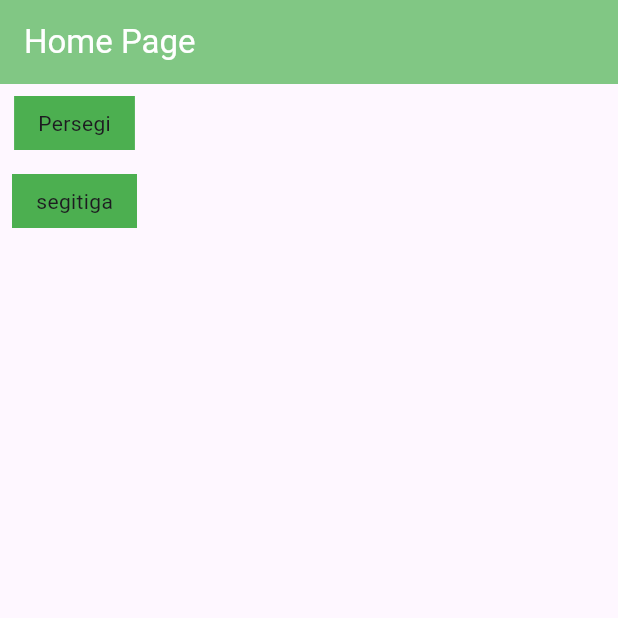
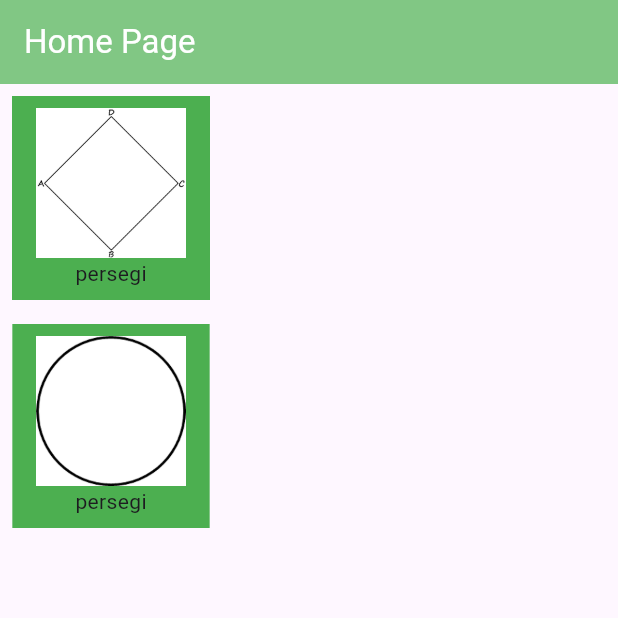
Before and after one commit to hamidhanalauddin/hamidhan, a Flutter app: the screen it shows after launch, on a phone screen of 412 x 824 dp, the top half of it. Run offline on Flutter 3.47's test engine with Material 2 defaults, Android fonts, the light colour scheme and no system bars.

Commit message:
custom component

```diff
--- a/lib/pages/home_pages.dart
+++ b/lib/pages/home_pages.dart
@@ -11,28 +11,42 @@ class Homepage extends StatelessWidget {
           title: Text(
             "Home Page",
             style: TextStyle(color: Colors.white),
-
           )),
       body: Column(
         children: [
-    Container(
-        margin: EdgeInsets.all(8),
-    padding: EdgeInsets.symmetric(vertical: 8, horizontal: 16),
-    decoration: BoxDecoration(
-    color: Colors.green
-    ),
-    child: Text("Persegi"),
-    ),
-      Container(
-        margin: EdgeInsets.all(8),
-        padding: EdgeInsets.symmetric(vertical: 8, horizontal: 16),
-        decoration: BoxDecoration(
-            color: Colors.green
-        ),
-        child: Text("segitiga"),
-    ),
+          coustemmenu(imageAssets: "asset/belah2.png", title: "persegi"),
+          coustemmenu(imageAssets: "asset/lingkaran.png", title: "persegi"),
         ],
       ),
     );
   }
 }
+
+class coustemmenu extends StatelessWidget {
+  const coustemmenu({
+    super.key,
+    required this.imageAssets,
+    required this.title,
+  });
+
+  final String imageAssets;
+  final String title;
+
+  @override
+  Widget build(BuildContext context) {
+    return Container(
+      margin: EdgeInsets.all(8),
+      padding: EdgeInsets.symmetric(vertical: 8, horizontal: 16),
+      decoration: BoxDecoration(color: Colors.green),
+      child: Column(
+        children: [
+          Image.asset(
+            imageAssets,
+            height: 100,
+          ),
+          Text(title),
+        ],
+      ),
+    );
+  }
+}
```
Also changed, not shown: pubspec.yaml (+3 -4 lines), asset/belah2.png (added), asset/download ling.png (added), asset/jajar genjang.png (added), asset/lingkaran.png (added), asset/persegi.png (added). Lines whose indentation alone changed are shown as unchanged.
